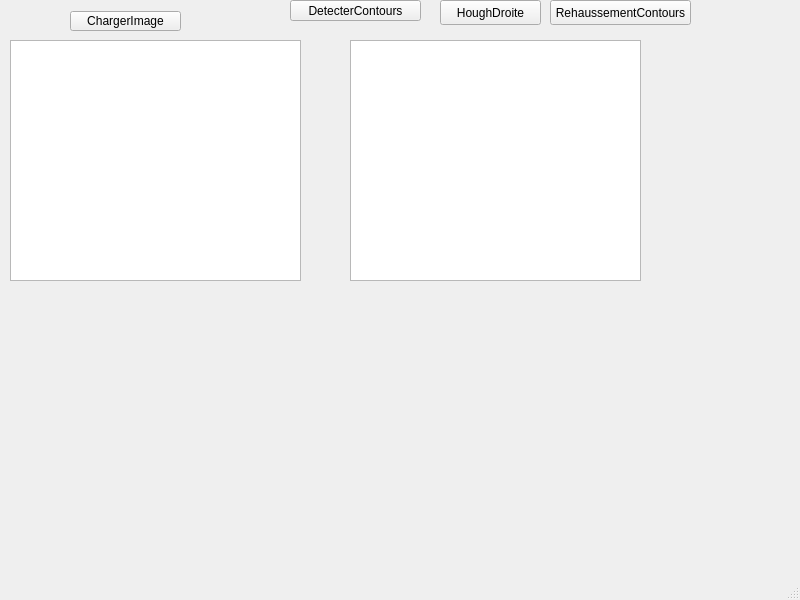
Qt form Descripteurs/tessst/mainwindow.ui (TomAuclin/PROJETC_LMLTM) before a commit.
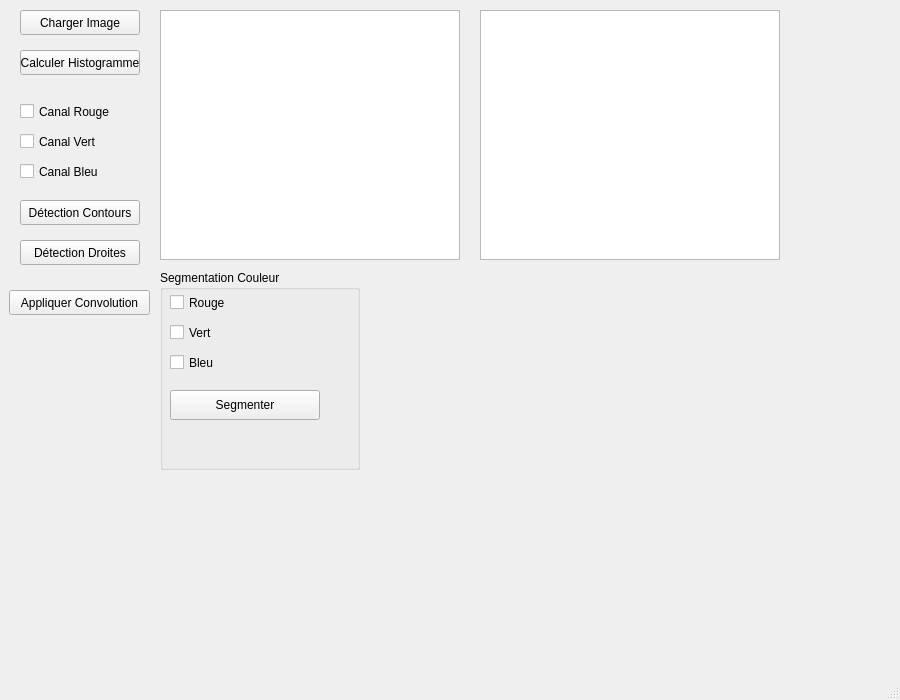
The same form after that commit.

```diff
--- a/Descripteurs/tessst/mainwindow.ui
+++ b/Descripteurs/tessst/mainwindow.ui
@@ -6,8 +6,8 @@
    <rect>
     <x>0</x>
     <y>0</y>
-    <width>800</width>
-    <height>600</height>
+    <width>900</width>
+    <height>700</height>
    </rect>
   </property>
   <property name="windowTitle">
@@ -17,75 +17,192 @@
    <widget class="QPushButton" name="ChargerImage">
     <property name="geometry">
      <rect>
-      <x>70</x>
-      <y>11</y>
-      <width>111</width>
-      <height>20</height>
+      <x>20</x>
+      <y>10</y>
+      <width>120</width>
+      <height>25</height>
      </rect>
     </property>
     <property name="text">
-     <string>ChargerImage</string>
+     <string>Charger Image</string>
     </property>
    </widget>
-   <widget class="QPushButton" name="DetecterContours">
+   <widget class="QGraphicsView" name="AfficherImage">
     <property name="geometry">
      <rect>
-      <x>290</x>
-      <y>0</y>
-      <width>131</width>
-      <height>21</height>
+      <x>160</x>
+      <y>10</y>
+      <width>300</width>
+      <height>250</height>
      </rect>
     </property>
+   </widget>
+   <widget class="QGraphicsView" name="AffichageResultat">
+    <property name="geometry">
+     <rect>
+      <x>480</x>
+      <y>10</y>
+      <width>300</width>
+      <height>250</height>
+     </rect>
+    </property>
+   </widget>
+   <widget class="QPushButton" name="CalculerHisto">
+    <property name="geometry">
+     <rect>
+      <x>20</x>
+      <y>50</y>
+      <width>120</width>
+      <height>25</height>
+     </rect>
+    </property>
     <property name="text">
-     <string>DetecterContours</string>
+     <string>Calculer Histogramme</string>
     </property>
    </widget>
-   <widget class="QGraphicsView" name="AfficherImageOriginale">
+   <widget class="QCheckBox" name="Canal_R">
     <property name="geometry">
      <rect>
-      <x>10</x>
-      <y>40</y>
-      <width>291</width>
-      <height>241</height>
+      <x>20</x>
+      <y>100</y>
+      <width>100</width>
+      <height>23</height>
      </rect>
     </property>
+    <property name="text">
+     <string>Canal Rouge</string>
+    </property>
    </widget>
-   <widget class="QGraphicsView" name="AfficherImageResultat">
+   <widget class="QCheckBox" name="Canal_V">
     <property name="geometry">
      <rect>
-      <x>350</x>
-      <y>40</y>
-      <width>291</width>
-      <height>241</height>
+      <x>20</x>
+      <y>130</y>
+      <width>100</width>
+      <height>23</height>
      </rect>
     </property>
+    <property name="text">
+     <string>Canal Vert</string>
+    </property>
    </widget>
-   <widget class="QPushButton" name="HoughDroite">
+   <widget class="QCheckBox" name="Canal_B">
     <property name="geometry">
      <rect>
-      <x>440</x>
-      <y>0</y>
-      <width>101</width>
+      <x>20</x>
+      <y>160</y>
+      <width>100</width>
+      <height>23</height>
+     </rect>
+    </property>
+    <property name="text">
+     <string>Canal Bleu</string>
+    </property>
+   </widget>
+   <widget class="QPushButton" name="DetectionContour">
+    <property name="geometry">
+     <rect>
+      <x>20</x>
+      <y>200</y>
+      <width>120</width>
       <height>25</height>
      </rect>
     </property>
     <property name="text">
-     <string>HoughDroite</string>
+     <string>Détection Contours</string>
     </property>
    </widget>
    <widget class="QPushButton" name="RehaussementContours">
     <property name="geometry">
      <rect>
-      <x>550</x>
-      <y>0</y>
+      <x>20</x>
+      <y>240</y>
+      <width>120</width>
+      <height>25</height>
+     </rect>
+    </property>
+    <property name="text">
+     <string>Détection Droites</string>
+    </property>
+   </widget>
+   <widget class="QPushButton" name="AppliquerConvolution">
+    <property name="geometry">
+     <rect>
+      <x>9</x>
+      <y>290</y>
       <width>141</width>
       <height>25</height>
      </rect>
     </property>
     <property name="text">
-     <string>RehaussementContours</string>
+     <string>Appliquer Convolution</string>
     </property>
    </widget>
+   <widget class="QGroupBox" name="GroupeSegmentation">
+    <property name="geometry">
+     <rect>
+      <x>160</x>
+      <y>270</y>
+      <width>200</width>
+      <height>200</height>
+     </rect>
+    </property>
+    <property name="title">
+     <string>Segmentation Couleur</string>
+    </property>
+    <widget class="QCheckBox" name="Segmentation_Canal_R">
+     <property name="geometry">
+      <rect>
+       <x>10</x>
+       <y>20</y>
+       <width>150</width>
+       <height>25</height>
+      </rect>
+     </property>
+     <property name="text">
+      <string>Rouge</string>
+     </property>
+    </widget>
+    <widget class="QCheckBox" name="Segmentation_Canal_V">
+     <property name="geometry">
+      <rect>
+       <x>10</x>
+       <y>50</y>
+       <width>150</width>
+       <height>25</height>
+      </rect>
+     </property>
+     <property name="text">
+      <string>Vert</string>
+     </property>
+    </widget>
+    <widget class="QCheckBox" name="Segmentation_Canal_B">
+     <property name="geometry">
+      <rect>
+       <x>10</x>
+       <y>80</y>
+       <width>150</width>
+       <height>25</height>
+      </rect>
+     </property>
+     <property name="text">
+      <string>Bleu</string>
+     </property>
+    </widget>
+    <widget class="QPushButton" name="SegmenterCouleur">
+     <property name="geometry">
+      <rect>
+       <x>10</x>
+       <y>120</y>
+       <width>150</width>
+       <height>30</height>
+      </rect>
+     </property>
+     <property name="text">
+      <string>Segmenter</string>
+     </property>
+    </widget>
+   </widget>
   </widget>
   <widget class="QMenuBar" name="menubar">
    <property name="geometry">
```
Left out of the diff: 6 changed lines with no effect on the pictures.
